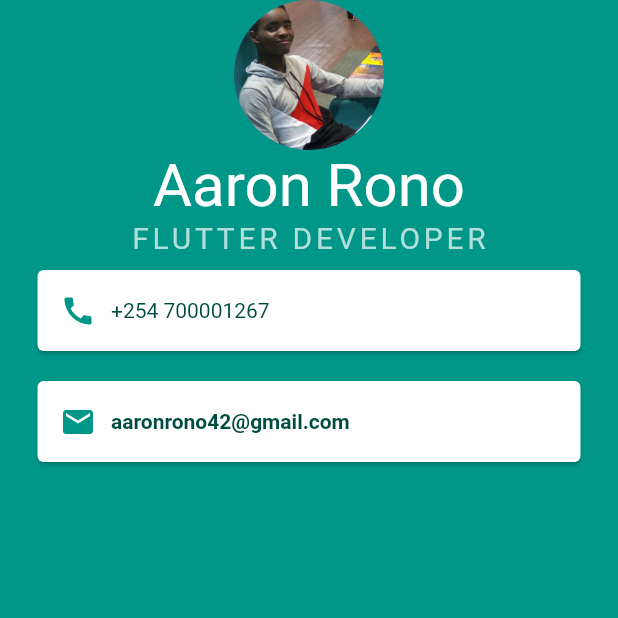
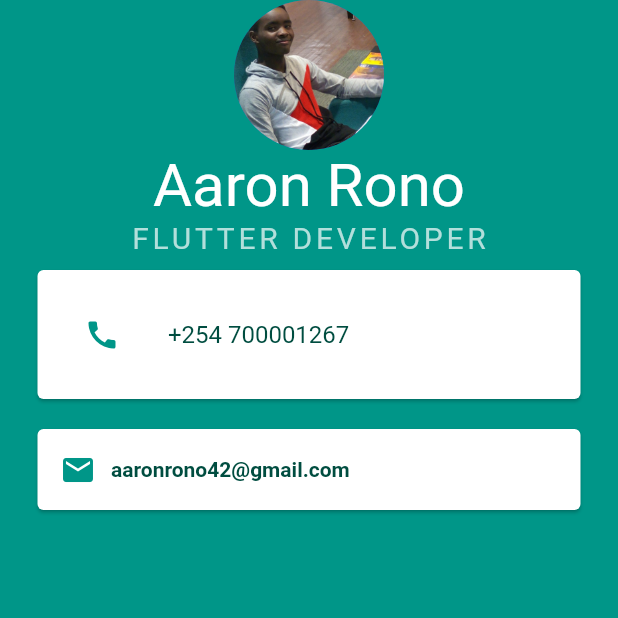
Before and after one commit to aaronkip/Flutter-FolioCard, a Flutter app: the screen it shows after launch, on a phone screen of 412 x 824 dp, the top half of it. Run offline on Flutter 3.47's test engine with Material 2 defaults, Android fonts, the phone set to English and light mode, and no system bars.

Commit message:
Row1 - ListTile

```diff
--- a/lib/main.dart
+++ b/lib/main.dart
@@ -35,22 +35,17 @@ class MyApp extends StatelessWidget {
                 margin: EdgeInsets.symmetric(vertical:10.0, horizontal:25),
                 child: Padding(
                   padding: EdgeInsets.all(15),
-                  child: Row(
-                  children: <Widget>[
-                    Icon(
+                  child: ListTile(
+                    leading: Icon(
                       Icons.call,
                       color: Colors.teal,
                     ),
-                    SizedBox(
-                      width: 10.0,
-                    ),
-                    Text(
+                    title: Text(
                       '+254 700001267',
                       style: TextStyle(
                         color: Colors.teal[900],
                       ),
-                    ),
-                  ],
+                  ),
                 ),
                 ),
               ),
```
